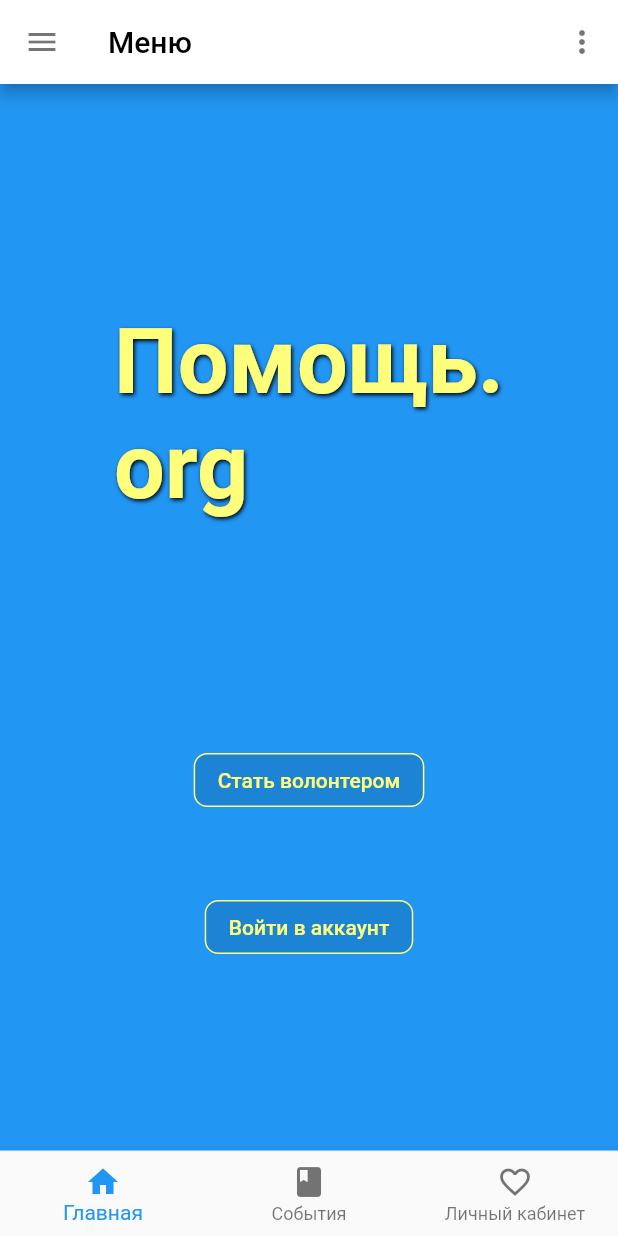
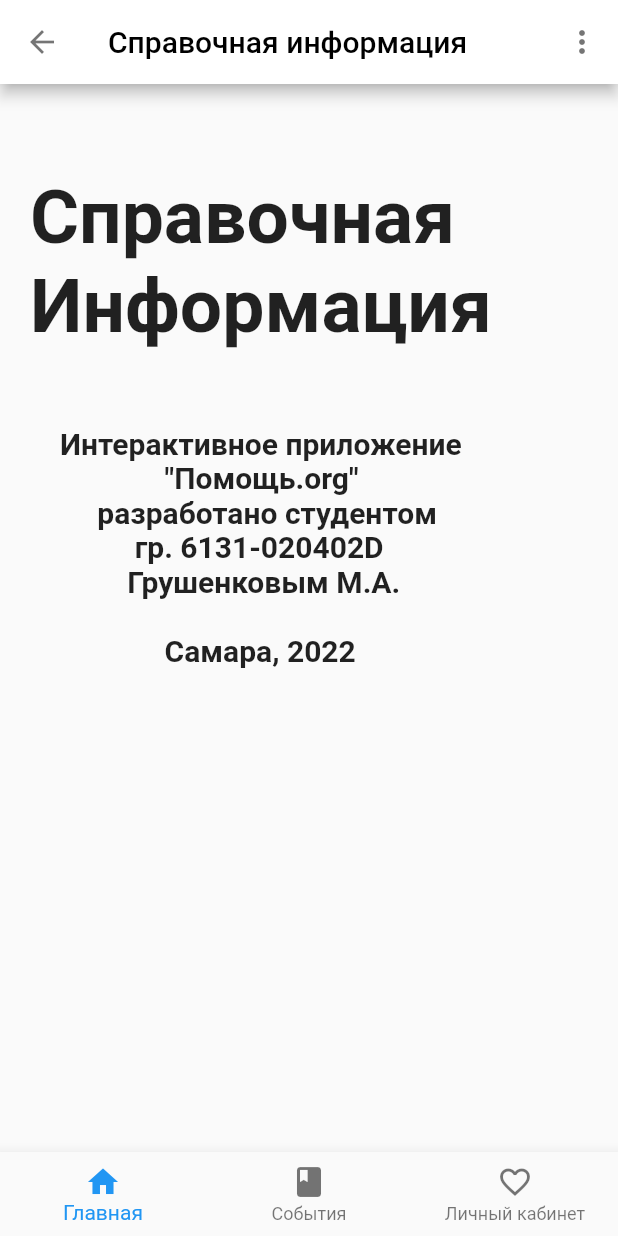
Before and after one commit to IldarGreat/voluunterFront, a Flutter app: the MainPage screen opened directly, after a tap on the "more vert" icon, on a phone screen of 412 x 824 dp. Run offline on Flutter 3.47's test engine with Material 2 defaults, Android fonts, the phone set to English and light mode, and no system bars; missing offline and left inert: footer.

Commit message:
feat: create reference UI

```diff
--- a/lib/main_page.dart
+++ b/lib/main_page.dart
@@ -25,7 +25,9 @@
         ),
         actions: [
           IconButton(
-            onPressed: () {},
+            onPressed: () {
+              Navigator.pushNamed(context, '/reference');
+            },
             icon: const Icon(Icons.more_vert),
             color: Colors.black54,
           ),
@@ -70,10 +72,14 @@
                       ),
                     ),
                   ),
-                  onPressed: null,
+                  onPressed: () {
+                    Navigator.pushNamed(context, '/register');
+                  },
                   child: const Text(
                     'Стать волонтером',
-                    style: TextStyle(color: Color.fromARGB(255, 255, 255, 123)),
+                    style: TextStyle(
+                        color: Color.fromARGB(255, 255, 255, 123),
+                        fontSize: 30),
                   ),
                 ),
                 const SizedBox(
@@ -89,10 +95,14 @@
                       ),
                     ),
                   ),
-                  onPressed: null,
+                  onPressed: () {
+                    Navigator.pushNamed(context, '/login');
+                  },
                   child: const Text(
                     'Войти в аккаунт',
-                    style: TextStyle(color: Color.fromARGB(255, 255, 255, 123)),
+                    style: TextStyle(
+                        color: Color.fromARGB(255, 255, 255, 123),
+                        fontSize: 30),
                   ),
                 ),
                 const SizedBox(
@@ -118,8 +128,14 @@
             label: "Личный кабинет",
           )
         ],
+        currentIndex: 0,
         selectedItemColor: Colors.blue,
+        onTap: _onTappedBar,
       ),
     );
   }
+
+  void _onTappedBar(int index) {
+    print('$index');
+  }
 }
--- /dev/null
+++ b/lib/reference_information_page.dart
@@ -0,0 +1,81 @@
+import 'package:flutter/material.dart';
+
+class ReferenceInformationPage extends StatefulWidget {
+  const ReferenceInformationPage({super.key});
+
+  @override
+  State<StatefulWidget> createState() => ReferenceInformationState();
+}
+
+class ReferenceInformationState extends State<ReferenceInformationPage> {
+  @override
+  Widget build(BuildContext context) {
+    return Scaffold(
+      appBar: AppBar(
+        title: const Text(
+          'Справочная информация',
+          style: TextStyle(color: Colors.black),
+        ),
+       leading: IconButton(
+          icon: const Icon(
+            Icons.arrow_back,
+            color: Colors.black54,
+          ),
+          onPressed: () {
+            Navigator.pop(context);
+          },
+        ),
+        actions: [
+          IconButton(
+            onPressed: () {},
+            icon: const Icon(Icons.more_vert),
+            color: Colors.black54,
+          ),
+        ],
+        backgroundColor: Colors.white,
+      ),
+      body: Padding(
+        padding: const EdgeInsets.all(20),
+        child: Column(children: const [
+          SizedBox(
+            height: 40,
+          ),
+          Text(
+            'Справочная\nИнформация',
+            style: TextStyle(
+              fontSize: 50,
+              fontWeight: FontWeight.bold,
+            ),
+          ),
+          SizedBox(
+            height: 50,
+          ),
+          Text(
+            'Интерактивное приложение\n              "Помощь.org"\n     разработано студентом\n          гр. 6131-020402D\n         Грушенковым М.А.\n\n              Самара, 2022',
+            style: TextStyle(
+              fontSize: 20,
+              fontWeight: FontWeight.bold,
+            ),
+          ),
+        ]),
+      ),
+      bottomNavigationBar: BottomNavigationBar(
+        items: const [
+          BottomNavigationBarItem(
+            icon: Icon(Icons.home),
+            label: "Главная",
+          ),
+          BottomNavigationBarItem(
+            icon: Icon(Icons.book),
+            label: "События",
+          ),
+          BottomNavigationBarItem(
+            icon: Icon(Icons.favorite_border),
+            label: "Личный кабинет",
+          )
+        ],
+        selectedItemColor: Colors.blue,
+      ),
+    );
+  }
+}
```
Also changed, not shown: lib/login_page.dart (+12 -1 lines), lib/main.dart (+8 -2 lines), lib/register_pade.dart (+12 -1 lines).
